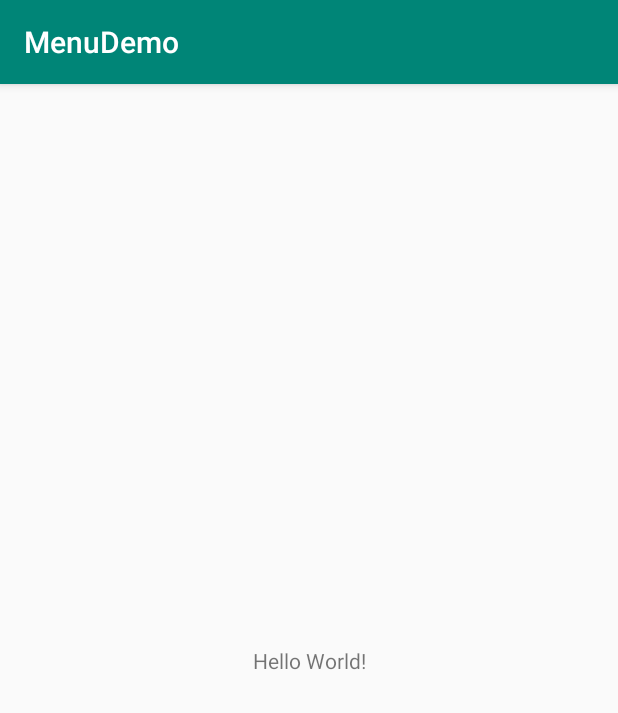
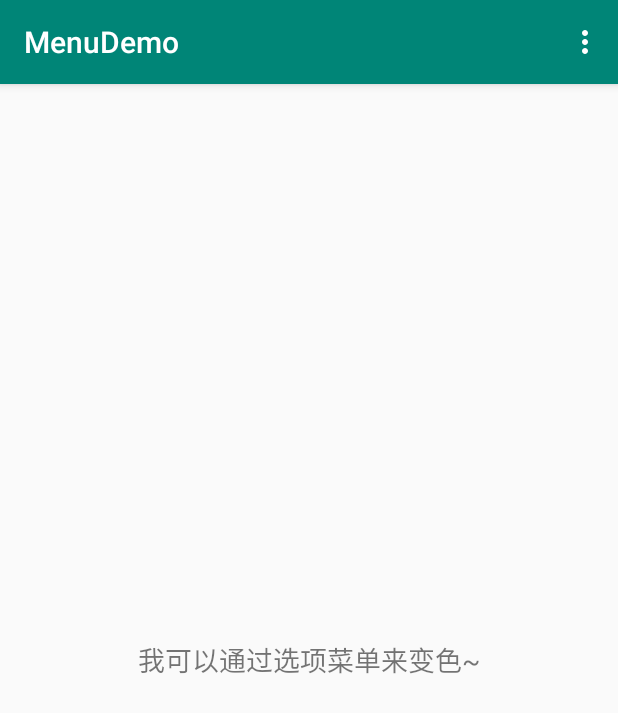
Before and after one commit to clayzhu/Study_Android, an Android app: the screen it shows after launch (MainActivity), on a phone screen of 412 x 824 dp. Shown: the top 713 px of the screen. Run offline under Robolectric (Android 15) with nearby library versions, the phone set to English and light mode, and no system bars.

Commit message:
OptionMenu 实现。

```diff
--- a/Demo/2.6.2_MenuDemo/app/src/main/java/com/clayzhu/menudemo/MainActivity.java
+++ b/Demo/2.6.2_MenuDemo/app/src/main/java/com/clayzhu/menudemo/MainActivity.java
@@ -1,13 +1,75 @@
 package com.clayzhu.menudemo;
 
+import android.graphics.Color;
 import android.support.v7.app.AppCompatActivity;
 import android.os.Bundle;
+import android.view.Menu;
+import android.view.MenuItem;
+import android.widget.TextView;
 
 public class MainActivity extends AppCompatActivity {
+
+    //1.定义不同颜色的菜单项的标识:
+    final private int RED = 110;
+    final private int GREEN = 111;
+    final private int BLUE = 112;
+    final private int YELLOW = 113;
+    final private int GRAY= 114;
+    final private int CYAN= 115;
+    final private int BLACK= 116;
+
+    private TextView tv_test;
 
     @Override
     protected void onCreate(Bundle savedInstanceState) {
         super.onCreate(savedInstanceState);
         setContentView(R.layout.activity_main);
+
+        tv_test = findViewById(R.id.tv_test);
+    }
+
+    @Override
+    public boolean onCreateOptionsMenu(Menu menu) {
+        // Inflate the menu; this adds items to the action bar if it is present.
+        menu.add(1, RED, 4, "红色");
+        menu.add(1, GREEN, 2, "绿色");
+        menu.add(1, BLUE, 3, "蓝色");
+        menu.add(1, YELLOW, 1, "黄色");
+        menu.add(1, GRAY, 5, "灰色");
+        menu.add(1, CYAN, 6, "蓝绿色");
+        menu.add(1, BLACK, 7, "黑色");
+        return true;
+    }
+
+    @Override
+    public boolean onOptionsItemSelected(MenuItem item) {
+        // Handle action bar item clicks here. The action bar will
+        // automatically handle clicks on the Home/Up button, so long
+        // as you specify a parent activity in AndroidManifest.xml.
+        int id = item.getItemId();
+        switch (id) {
+            case RED:
+                tv_test.setTextColor(Color.RED);
+                break;
+            case GREEN:
+                tv_test.setTextColor(Color.GREEN);
+                break;
+            case BLUE:
+                tv_test.setTextColor(Color.BLUE);
+                break;
+            case YELLOW:
+                tv_test.setTextColor(Color.YELLOW);
+                break;
+            case GRAY:
+                tv_test.setTextColor(Color.GRAY);
+                break;
+            case CYAN:
+                tv_test.setTextColor(Color.CYAN);
+                break;
+            case BLACK:
+                tv_test.setTextColor(Color.BLACK);
+                break;
+        }
+        return super.onOptionsItemSelected(item);
     }
 }
--- a/Demo/2.6.2_MenuDemo/app/src/main/res/layout/activity_main.xml
+++ b/Demo/2.6.2_MenuDemo/app/src/main/res/layout/activity_main.xml
@@ -1,18 +1,16 @@
 <?xml version="1.0" encoding="utf-8"?>
-<android.support.constraint.ConstraintLayout xmlns:android="http://schemas.android.com/apk/res/android"
-    xmlns:app="http://schemas.android.com/apk/res-auto"
+<RelativeLayout xmlns:android="http://schemas.android.com/apk/res/android"
     xmlns:tools="http://schemas.android.com/tools"
     android:layout_width="match_parent"
     android:layout_height="match_parent"
     tools:context=".MainActivity">
 
     <TextView
+        android:id="@+id/tv_test"
         android:layout_width="wrap_content"
         android:layout_height="wrap_content"
-        android:text="Hello World!"
-        app:layout_constraintBottom_toBottomOf="parent"
-        app:layout_constraintLeft_toLeftOf="parent"
-        app:layout_constraintRight_toRightOf="parent"
-        app:layout_constraintTop_toTopOf="parent" />
+        android:layout_centerInParent="true"
+        android:text="我可以通过选项菜单来变色~"
+        android:textSize="18sp" />
 
-</android.support.constraint.ConstraintLayout>
+</RelativeLayout>
```
